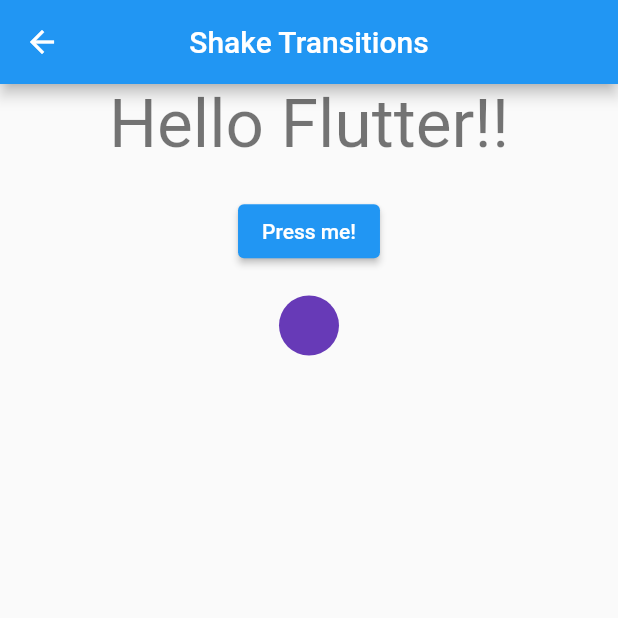
After one commit to AlejandroCardenas13/AnimationProject, a Flutter app: the screen it shows after launch, after a tap on "Shake Transitions Animation", on a phone screen of 412 x 824 dp, the top half of it. The commit adds this screen. Run offline on Flutter 3.47's test engine with Material 2 defaults, Android fonts, the phone set to English and light mode, and no system bars; network calls fail.

Commit message:
Algunos ejemplos con TweenAnimationBuilder y AnimationTransform

```diff
--- a/animation_app/lib/main.dart
+++ b/animation_app/lib/main.dart
@@ -1,4 +1,9 @@
 import 'package:animation_app/src/pages/animation_transform_two.dart';
+import 'package:animation_app/src/pages/shake_transition_one.dart';
+import 'package:animation_app/src/pages/shiny_button.dart';
+import 'package:animation_app/src/pages/tween_animation_builder_animation1.dart';
+import 'package:animation_app/src/pages/tween_animation_builder_animation2.dart';
+import 'package:animation_app/src/pages/tween_animation_builder_animation3.dart';
 import 'package:flutter/material.dart';
 import 'package:animation_app/src/pages/animation_transform_one.dart';
 import 'package:animation_app/src/pages/home_page.dart';
@@ -21,6 +26,11 @@ class MyApp extends StatelessWidget {
         'home':(BuildContext _) => HomePage(),
         'animationTr1':(BuildContext _) => AnimationTrPageOne(),
         'animationTr2':(BuildContext _) => AnimationTrPageTwo(),
+        'shakeTrAnim1':(BuildContext _) => MainShakeTransitions(),
+        'shinyBtn':(BuildContext _) => MainShinyButton(),
+        'tweenAnimationBld1':(BuildContext _) => TweenAnimationBuilderAnimationOne(),
+        'tweenAnimationBld2':(BuildContext _) => TweenAnimationBuilderAnimationTwo(),
+        'tweenAnimationBld3':(BuildContext _) => TweenAnimationBuilderAnimationThree(),
       },
     );
   }
--- a/animation_app/lib/src/pages/home_page.dart
+++ b/animation_app/lib/src/pages/home_page.dart
@@ -8,37 +8,37 @@ class HomePage extends StatelessWidget {
     return SafeArea(
       child: Scaffold(
         appBar: AppBar(
+          centerTitle: true,
           title: Text('Animations'),
         ),
         body: Container(
           height: _screenSize.height * 0.80,
           child: ListView(
             children: [
-              Container(
-                alignment: Alignment.center,
-                padding: EdgeInsets.only(top: 30),
-                child: OutlinedButton(
-                  child: Text('Animation Transform 1'),
-                  onPressed: (){
-                    Navigator.pushNamed(context, 'animationTr1');
-                  },
-                ),
-              ),
-              Container(
-                alignment: Alignment.center,
-                padding: EdgeInsets.only(top: 30),
-                child: OutlinedButton(
-                  child: Text('Animation Transform 2'),
-                  onPressed: (){
-                    Navigator.pushNamed(context, 'animationTr2');
-                  },
-                ),
-              )
-
+              btnPage(context, 'Animation Transform 1', 'animationTr1'),
+              btnPage(context, 'Animation Transform 2', 'animationTr2'),
+              btnPage(context, 'Shake Transitions Animation', 'shakeTrAnim1'),
+              btnPage(context, 'Shiny Buttons', 'shinyBtn'),
+              btnPage(context, 'TweenAnimationBuilder 1', 'tweenAnimationBld1'),
+              btnPage(context, 'TweenAnimationBuilder 2', 'tweenAnimationBld2'),
+              btnPage(context, 'TweenAnimationBuilder 3', 'tweenAnimationBld3'),
             ],
           ),
         ),
       ),
     );
   }
+
+  Widget btnPage(BuildContext context, String titleBtn, String page) {
+    return Container(
+      alignment: Alignment.center,
+      padding: EdgeInsets.only(top: 30),
+      child: OutlinedButton(
+        child: Text(titleBtn),
+        onPressed: () {
+          Navigator.pushNamed(context, page);
+        },
+      ),
+    );
+  }
 }
--- /dev/null
+++ b/animation_app/lib/src/pages/shake_transition_one.dart
@@ -0,0 +1,75 @@
+import 'package:flutter/material.dart';
+
+class MainShakeTransitions extends StatelessWidget {
+  @override
+  Widget build(BuildContext context) {
+    return Theme(
+        data: ThemeData.light(),
+        child: Scaffold(
+          appBar: AppBar(
+            centerTitle: true,
+            title: Text('Shake Transitions'),
+          ),
+          body: Center(
+            child: Column(
+              crossAxisAlignment: CrossAxisAlignment.center,
+              children: [
+                ShakeTransition(
+                    child: Text(
+                  'Hello Flutter!!',
+                  style: Theme.of(context).textTheme.headline3,
+                )),
+                const SizedBox(height: 20.0),
+                ShakeTransition(
+                    axis: Axis.vertical,
+                    duration: const Duration(milliseconds: 1500),
+                    child: ElevatedButton(
+                      onPressed: () => null,
+                      child: Text('Press me!'),
+                    )),
+                const SizedBox(height: 20.0),
+                ShakeTransition(
+                    axis: Axis.vertical,
+                    duration: const Duration(milliseconds: 1100),
+                    offSet: 300,
+                    child: CircleAvatar(
+                      backgroundColor: Colors.deepPurple,
+                    ))
+              ],
+            ),
+          ),
+        ));
+  }
+}
+
+class ShakeTransition extends StatelessWidget {
+  const ShakeTransition(
+      {Key key,
+      this.duration = const Duration(milliseconds: 900),
+      this.offSet = 140.0,
+      this.axis = Axis.horizontal,
+      @required this.child})
+      : super(key: key);
+  final Widget child;
+  final Duration duration;
+  final double offSet;
+  final Axis axis;
+
+  @override
+  Widget build(BuildContext context) {
+    return TweenAnimationBuilder<double>(
+      child: child,
+      duration: duration,
+      curve: Curves.bounceOut,
+      //curve: Curves.elasticOut,
+      tween: Tween(begin: 1.0, end: 0.0),
+      builder: (context, value, child) {
+        return Transform.translate(
+            offset: axis == Axis.horizontal
+                ? Offset(value * offSet, 0.0)
+                : Offset(0.0, value * offSet),
+            child: child);
+      },
+    );
+  }
+}
```
Also changed, not shown: animation_app/lib/src/pages/animation_transform_two.dart (+36 -7 lines), animation_app/lib/src/pages/shiny_button.dart (added, +87 -0 lines), animation_app/lib/src/pages/tween_animation_builder_animation1.dart (added, +24 -0 lines), animation_app/lib/src/pages/tween_animation_builder_animation2.dart (added, +68 -0 lines), animation_app/lib/src/pages/tween_animation_builder_animation3.dart (added, +20 -0 lines).
